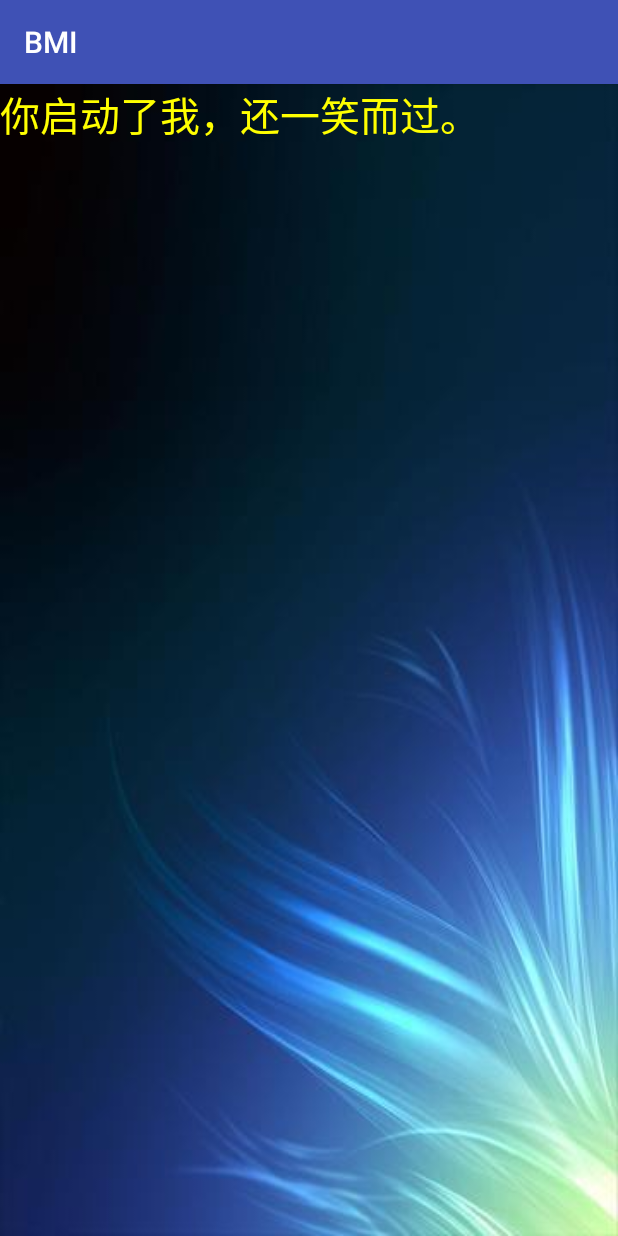
After one commit to myemcu/BMI, an Android app: the ResultActivity screen opened directly, with no data from a screen before it, on a phone screen of 412 x 824 dp. The commit adds this screen. Run offline under Robolectric (Android 15) with nearby library versions, the phone set to English and light mode, and no system bars.

Commit message:
V1，意图启动新活动。

```diff
--- a/app/src/main/AndroidManifest.xml
+++ b/app/src/main/AndroidManifest.xml
@@ -15,6 +15,8 @@
                 <category android:name="android.intent.category.LAUNCHER"/>
             </intent-filter>
         </activity>
+        <activity android:name=".ResultActivity">
+        </activity>
     </application>
 
 </manifest>
--- a/app/src/main/java/com/example/administrator/bmi/MainActivity.java
+++ b/app/src/main/java/com/example/administrator/bmi/MainActivity.java
@@ -1,10 +1,9 @@
 package com.example.administrator.bmi;
 
 import android.app.AlertDialog;
+import android.content.Intent;
 import android.support.v7.app.AppCompatActivity;
 import android.os.Bundle;
-import android.util.Log;
-import android.view.Gravity;
 import android.view.View;
 import android.widget.Button;
 import android.widget.EditText;
@@ -58,6 +57,12 @@ public class MainActivity extends AppCompatActivity {
 
         float bmi = weight / (height*height);
 
+        //之前要输入体重与身高参数
+        Intent intent = new Intent(this, ResultActivity.class); // 当前Activity到ResultActivity
+        startActivity(intent);                                  // 启动意图
+
+        //调出第2个Actuvity，出显示结果
+
         //Log.d("BMI", String.valueOf(bmi));
 
         //Toast.makeText(this, "您的BMI值是："+String.valueOf(bmi), Toast.LENGTH_SHORT).show();
@@ -66,11 +71,11 @@ public class MainActivity extends AppCompatActivity {
         toast.show();*/
 
         //使用对话框(AlertDialog)输出结果
-        new AlertDialog.Builder(this)
+        /*new AlertDialog.Builder(this)
                 .setMessage(bmi+"")
                 .setTitle("亲的BMI值")
                 .setNegativeButton("取消", null)
                 .setPositiveButton("确定", null)
-                .show();
+                .show();*/
     }
 }
--- /dev/null
+++ b/app/src/main/java/com/example/administrator/bmi/ResultActivity.java
@@ -0,0 +1,13 @@
+package com.example.administrator.bmi;
+
+import android.support.v7.app.AppCompatActivity;
+import android.os.Bundle;
+
+public class ResultActivity extends AppCompatActivity {
+
+    @Override
+    protected void onCreate(Bundle savedInstanceState) {
+        super.onCreate(savedInstanceState);
+        setContentView(R.layout.result);
+    }
+}
--- /dev/null
+++ b/app/src/main/res/layout/result.xml
@@ -0,0 +1,16 @@
+<?xml version="1.0" encoding="utf-8"?>
+<LinearLayout xmlns:android="http://schemas.android.com/apk/res/android"
+              android:layout_width="match_parent"
+              android:layout_height="match_parent"
+              android:orientation="vertical"
+              android:background="@mipmap/back"
+              >
+
+    <TextView
+        android:layout_width="wrap_content"
+        android:layout_height="wrap_content"
+        android:text="@string/show1"
+        android:textColor="#ffff00"
+        android:textSize="12pt"
+        />
+</LinearLayout>
--- a/app/src/main/res/values/strings.xml
+++ b/app/src/main/res/values/strings.xml
@@ -6,4 +6,6 @@
     <string name="btn1">BMI计算</string>
     <string name="btn2">关于</string>
 
+    <string name="show1">你启动了我，还一笑而过。</string>
+
 </resources>
```
